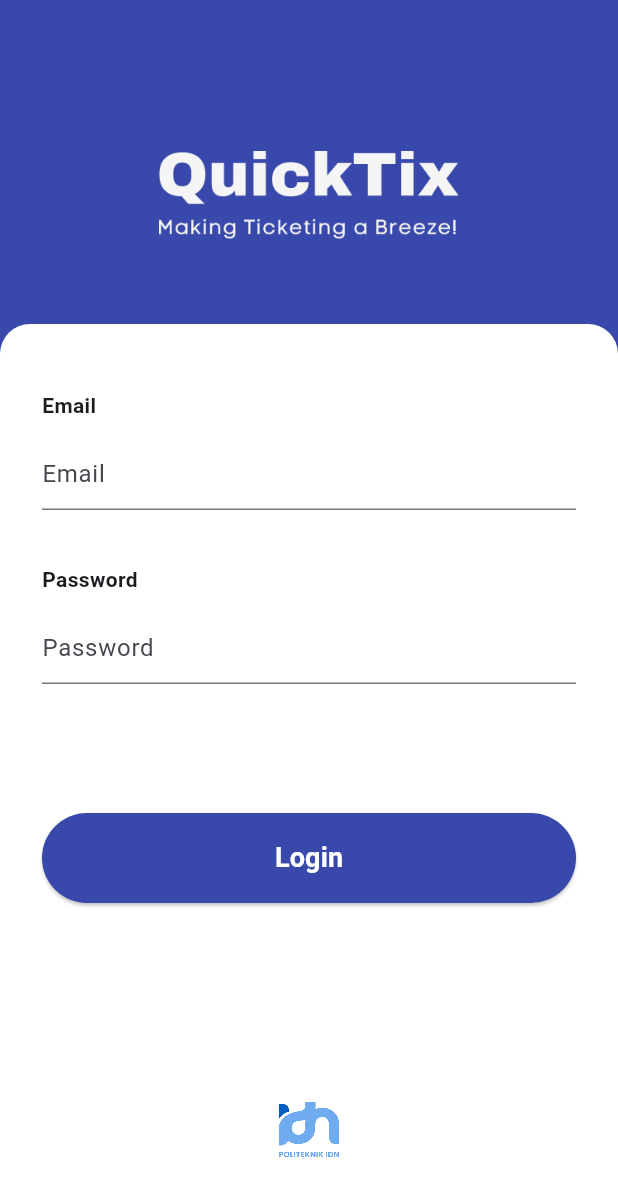
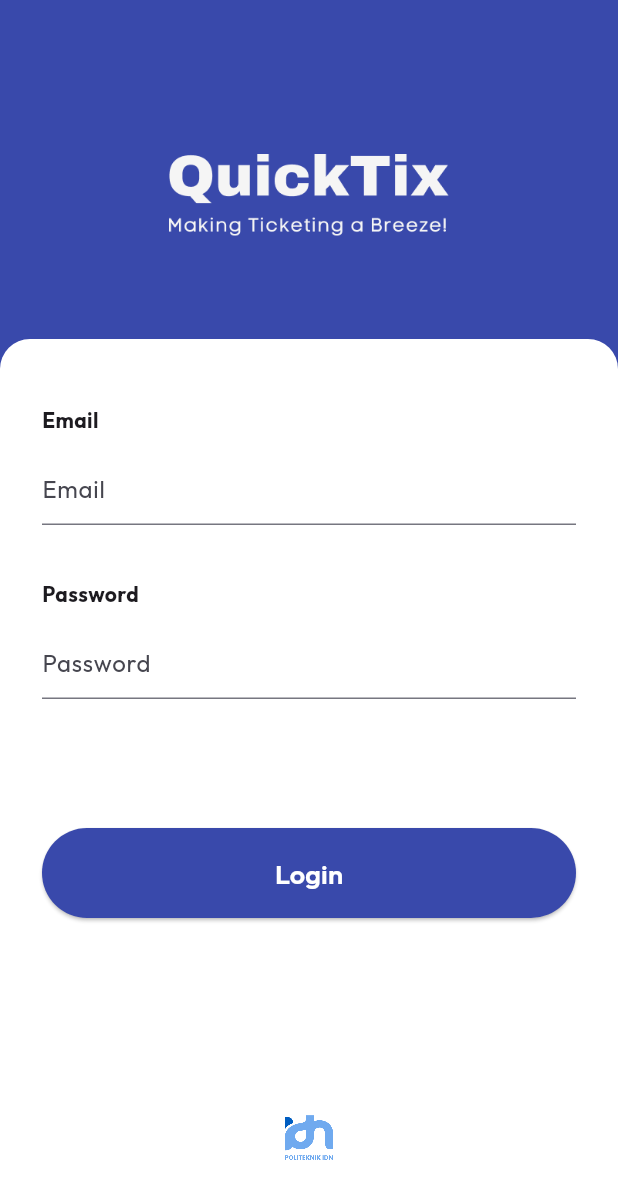
Before and after one commit to Dzakir1502/TiketWisata, a Flutter app: the screen it shows after launch, on a phone screen of 412 x 824 dp. Shown: the top 1199 px of the screen. Run offline on Flutter 3.47's test engine with Material 3 defaults, Android fonts, the phone set to English and light mode, and no system bars; our stand-ins replace flutter_bloc, flutter_spinkit, flutter_svg, google_fonts, qr_flutter, timer_count_down; missing offline and left inert: mobile_scanner.

Commit message:
fetch data api

```diff
--- a/lib/data/datasources/auth_remote_datasources.dart
+++ b/lib/data/datasources/auth_remote_datasources.dart
@@ -9,7 +9,7 @@ class AuthRemoteDatasources {
     try {
       final response = await http.post(Uri.parse('$baseUrl/login'),
           headers: {
-            'Cotent-Type': 'application/json; charset-UTF-8',
+            'Content-Type': 'application/json; charset=UTF-8',
             'Accept': 'application/json',
           },
           body: jsonEncode({
--- a/lib/data/repositories/auth_repository_impl.dart
+++ b/lib/data/repositories/auth_repository_impl.dart
@@ -0,0 +1,14 @@
+import '../datasources/auth_remote_datasources.dart';
+import '../../domain/repositories/auth_repository.dart';
+
+
+class AuthRepositoryImpl implements AuthRepository {
+  final AuthRemoteDatasources remoteDatasource;
+
+  AuthRepositoryImpl(this.remoteDatasource);
+
+@override
+Future<Map<String, dynamic>> login(String email, String password){
+    return remoteDatasource.login(email, password);
+}
+}
--- a/lib/domain/repositories/auth_repository.dart
+++ b/lib/domain/repositories/auth_repository.dart
@@ -0,0 +1,3 @@
+abstract class AuthRepository {
+  Future<Map<String, dynamic>> login(String email, String password);
+}
--- a/lib/domain/usecase/login_usecase.dart
+++ b/lib/domain/usecase/login_usecase.dart
@@ -0,0 +1,11 @@
+import '../repositories/auth_repository.dart';
+
+class LoginUseCase {
+  final AuthRepository repository;
+
+  LoginUseCase(this.repository);
+
+  Future<Map<String, dynamic>> call(String email, String password) {
+    return repository.login(email, password);
+  }
+}
--- a/lib/main.dart
+++ b/lib/main.dart
@@ -1,7 +1,15 @@
 import 'package:flutter/material.dart';
-// import 'package:tiket_wisata/ui/intro/splash_page.dart';
 
 import 'package:tiket_wisata/presentation/ui/intro/splash_page.dart';
+import 'package:flutter_bloc/flutter_bloc.dart';
+import 'core/core.dart';
+
+import 'presentation/bloc/auth_bloc.dart';
+import 'domain/usecase/login_usecase.dart';
+import 'data/repositories/auth_repository_impl.dart';
+import 'data/datasources/auth_remote_datasources.dart';
+import 'package:google_fonts/google_fonts.dart';
+
 
 void main() {
   runApp(const MyApp());
@@ -12,99 +20,43 @@ class MyApp extends StatelessWidget {
 
   @override
   Widget build(BuildContext context) {
-    return MaterialApp(
-      debugShowCheckedModeBanner: false,
-      title: 'Tiket Wisata',
-      home: SplashPage(),
+    return MultiBlocProvider(
+      providers: [
+        BlocProvider(
+          create: (_) => AuthBloc(
+            LoginUseCase(
+              AuthRepositoryImpl(
+                AuthRemoteDatasources(),
+              ),
+            ),
+          ),
+        )
+      ],
+      child: MaterialApp(
+        debugShowCheckedModeBanner: false,
+        title: 'Tiket Wisata',
+        theme: ThemeData(
+          colorScheme: ColorScheme.fromSeed(seedColor: AppColors.primary),
+          dialogTheme: const DialogTheme(elevation: 0,),
+          textTheme: GoogleFonts.outfitTextTheme(
+            Theme.of(context).textTheme,
+          ),
+          appBarTheme: AppBarTheme(
+            color: AppColors.white,
+            elevation: 0,
+            titleTextStyle: GoogleFonts.outfit(
+              color: AppColors.primary,
+              fontSize: 18.0,
+              fontWeight: FontWeight.w500,
+            ),
+            iconTheme: const IconThemeData(
+              color: AppColors.black
+            ),
+            centerTitle: true
+          )
+        ),
+        home: const SplashPage(),
+      ),
     );
   }
 }
-
-
-class MyHomePage extends StatefulWidget {
-  const MyHomePage({super.key, required this.title});
-
-  // This widget is the home page of your application. It is stateful, meaning
-  // that it has a State object (defined below) that contains fields that affect
-  // how it looks.
-
-  // This class is the configuration for the state. It holds the values (in this
-  // case the title) provided by the parent (in this case the App widget) and
-  // used by the build method of the State. Fields in a Widget subclass are
-  // always marked "final".
-
-  final String title;
-
-  @override
-  State<MyHomePage> createState() => _MyHomePageState();
-}
-
-class _MyHomePageState extends State<MyHomePage> {
-  int _counter = 0;
-
-  void _incrementCounter() {
-    setState(() {
-      // This call to setState tells the Flutter framework that something has
-      // changed in this State, which causes it to rerun the build method below
-      // so that the display can reflect the updated values. If we changed
-      // _counter without calling setState(), then the build method would not be
-      // called again, and so nothing would appear to happen.
-      _counter++;
-    });
-  }
-
-  @override
-  Widget build(BuildContext context) {
-    // This method is rerun every time setState is called, for instance as done
-    // by the _incrementCounter method above.
-    //
-    // The Flutter framework has been optimized to make rerunning build methods
-    // fast, so that you can just rebuild anything that needs updating rather
-    // than having to individually change instances of widgets.
-    return Scaffold(
-      appBar: AppBar(
-        // TRY THIS: Try changing the color here to a specific color (to
-        // Colors.amber, perhaps?) and trigger a hot reload to see the AppBar
-        // change color while the other colors stay the same.
-        backgroundColor: Theme.of(context).colorScheme.inversePrimary,
-        // Here we take the value from the MyHomePage object that was created by
-        // the App.build method, and use it to set our appbar title.
-        title: Text(widget.title),
-      ),
-      body: Center(
-        // Center is a layout widget. It takes a single child and positions it
-        // in the middle of the parent.
-        child: Column(
-          // Column is also a layout widget. It takes a list of children and
-          // arranges them vertically. By default, it sizes itself to fit its
-          // children horizontally, and tries to be as tall as its parent.
-          //
-          // Column has various properties to control how it sizes itself and
-          // how it positions its children. Here we use mainAxisAlignment to
-          // center the children vertically; the main axis here is the vertical
-          // axis because Columns are vertical (the cross axis would be
-          // horizontal).
-          //
-          // TRY THIS: Invoke "debug painting" (choose the "Toggle Debug Paint"
-          // action in the IDE, or press "p" in the console), to see the
-          // wireframe for each widget.
-          mainAxisAlignment: MainAxisAlignment.center,
-          children: <Widget>[
-            const Text(
-              'You have pushed the button this many times:',
-            ),
-            Text(
-              '$_counter',
-              style: Theme.of(context).textTheme.headlineMedium,
-            ),
-          ],
-        ),
-      ),
-      floatingActionButton: FloatingActionButton(
-        onPressed: _incrementCounter,
-        tooltip: 'Increment',
-        child: const Icon(Icons.add),
-      ), // This trailing comma makes auto-formatting nicer for build methods.
-    );
-  }
-}
--- a/lib/presentation/bloc/auth_event.dart
+++ b/lib/presentation/bloc/auth_event.dart
@@ -1,4 +1,8 @@
-part of 'auth_bloc.dart';
+abstract class AuthEvent {}
 
-@immutable
-sealed class AuthEvent {}
+class LoginEvent extends AuthEvent {
+  final String email;
+  final String password;
+
+  LoginEvent(this.email, this.password);
+}
--- a/lib/presentation/bloc/auth_state.dart
+++ b/lib/presentation/bloc/auth_state.dart
@@ -1,6 +1,19 @@
-part of 'auth_bloc.dart';
+import '../../domain/entities/user_entity.dart';
 
-@immutable
-sealed class AuthState {}
+abstract class AuthState {}
 
-final class AuthInitial extends AuthState {}
+class AuthInitial extends AuthState {}
+
+class AuthLoading extends AuthState {}
+
+class AuthSuccess extends AuthState {
+  final UserEntity user;
+  final String token;
+
+  AuthSuccess(this.user, this.token);
+}
+
+class AuthFailure extends AuthState {
+  final String message;
+  AuthFailure(this.message);
+}
--- a/lib/presentation/ui/intro/login_page.dart
+++ b/lib/presentation/ui/intro/login_page.dart
@@ -1,10 +1,11 @@
 import 'package:flutter/material.dart';
-import 'package:tiket_wisata/core/components/components.dart';
-import 'package:tiket_wisata/core/components/spaces.dart';
-import 'package:tiket_wisata/core/extensions/build_context_ext.dart';
-import 'package:tiket_wisata/presentation/ui/home/page/main_page.dart';
+import 'package:flutter_bloc/flutter_bloc.dart';
+
 import '../../../core/core.dart';
-import 'package:tiket_wisata/core/components/custom_text_field.dart';
+import '../../ui/home/page/main_page.dart';
+import '../../bloc/auth_bloc.dart';
+import '../../bloc/auth_event.dart';
+import '../../bloc/auth_state.dart';
 
 class LoginPage extends StatelessWidget {
   const LoginPage({super.key});
@@ -16,52 +17,69 @@ class LoginPage extends StatelessWidget {
 
     return Scaffold(
       backgroundColor: AppColors.primary,
-      body: Stack(children: [
+      body: BlocConsumer<AuthBloc, AuthState>(
+        listener: (context, state) {
+          if (state is AuthFailure) {
+            ScaffoldMessenger.of(context).showSnackBar(
+              SnackBar(content: Text(state.message)),
+            );
+          } else if (state is AuthSuccess) {
+            context.pushReplacement(const MainPage());
+          }
+        },
+        builder: (context, state) {
+          return Stack(
+            children: [
               SizedBox(
                 height: 260.0,
                 child: Center(
-            child: Assets.images.logoWhite.image(width: 200, height: 200),
+                  child: Assets.images.logoWhite.image(height: 55.0),
                 ),
               ),
               Align(
                 alignment: Alignment.bottomCenter,
                 child: SingleChildScrollView(
                   child: ClipRRect(
-              borderRadius: BorderRadius.vertical(top: Radius.circular(20.0)),
+                    borderRadius:
+                        const BorderRadius.vertical(top: Radius.circular(20.0)),
                     child: ColoredBox(
                       color: AppColors.white,
                       child: Padding(
                         padding: const EdgeInsets.symmetric(
-                    horizontal: 28.0,
-                    vertical: 44.0,
-                  ),
+                            horizontal: 28.0, vertical: 44.0),
                         child: Column(
                           crossAxisAlignment: CrossAxisAlignment.start,
-                  mainAxisSize: MainAxisSize.min,
                           children: [
                             CustomTextField(
                               controller: emailController,
                               label: 'Email',
-                      isOutlineBorder:false
+                              isOutlineBorder: false,
                             ),
-                    const SizedBox(height: 36.0),
+                            const SpaceHeight(36.0),
                             CustomTextField(
                               controller: passwordController,
-                      obscureText: true,
                               label: 'Password',
                               isOutlineBorder: false,
-
+                              obscureText: true,
                             ),
                             const SpaceHeight(86.0),
-                    Button.filled(onPressed: (){
-                      context.pushReplacement(const MainPage());
+                            state is AuthLoading
+                                ? const Center(
+                                    child: CircularProgressIndicator())
+                                : Button.filled(
+                                    onPressed: () {
+                                      final email = emailController.text.trim();
+                                      final password =
+                                          passwordController.text.trim();
+                                      context
+                                          .read<AuthBloc>()
+                                          .add(LoginEvent(email, password));
                                     },
-                    label: 'Login'
+                                    label: 'Login',
                                   ),
                             const SpaceHeight(128.0),
                             Center(
-                      child:
-                          Assets.images.logoIdn.image(width: 100, height: 50),
+                              child: Assets.images.logoIdn.image(height: 40.0),
                             ),
                           ],
                         ),
@@ -70,7 +88,10 @@ class LoginPage extends StatelessWidget {
                   ),
                 ),
               ),
-      ]),
+            ],
+          );
+        },
+      ),
     );
   }
 }
--- a/pubspec.yaml
+++ b/pubspec.yaml
@@ -44,7 +44,7 @@ dependencies:
   flutter_spinkit: ^5.2.1
   flutter_bloc: ^9.1.0
   http: ^1.3.0
-
+  google_fonts: ^6.2.1
 
 dev_dependencies:
     build_runner: ^2.4.7
```
Also changed, not shown: lib/presentation/bloc/auth_bloc.dart (+15 -8 lines), pubspec.lock, 1 other file. Lines whose indentation alone changed are shown as unchanged.
